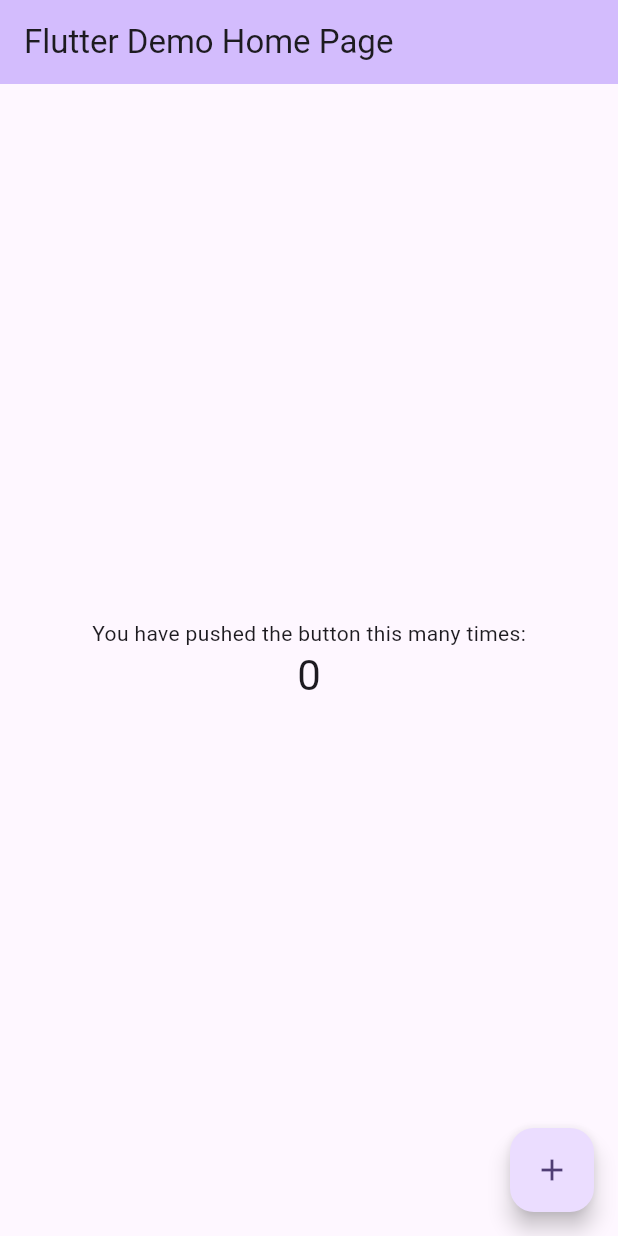
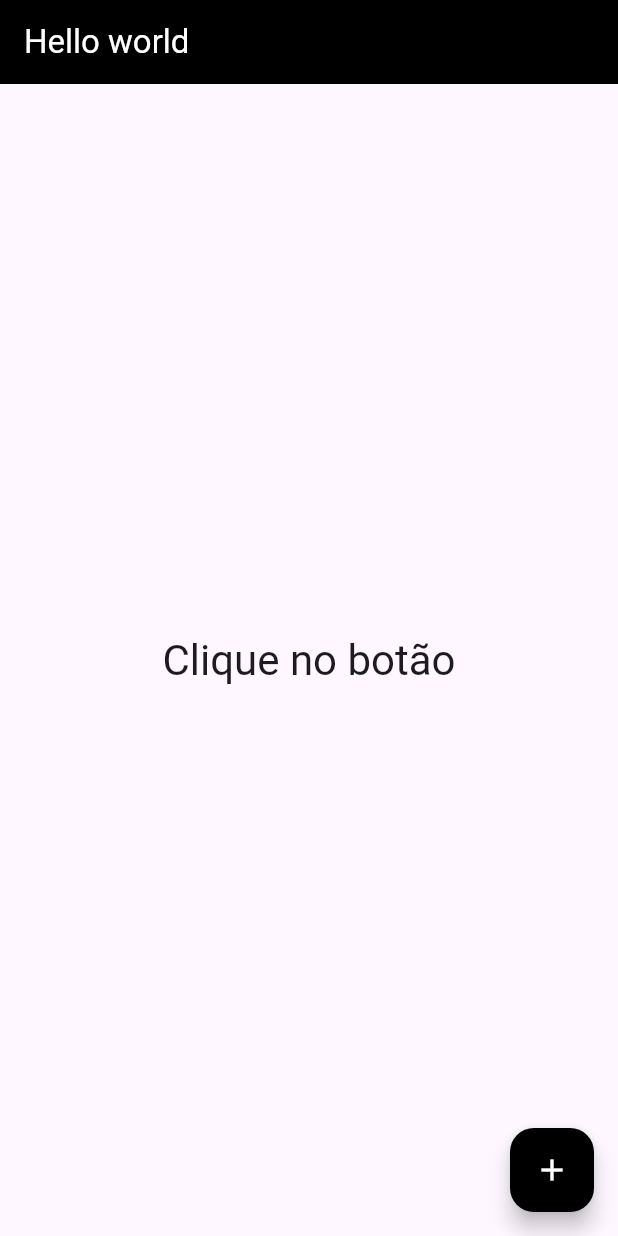
Before and after one commit to pablo-caue/primeiroAppFlutter, a Flutter app: the screen it shows after launch, on a phone screen of 412 x 824 dp. Run offline on Flutter 3.47's test engine with Material 2 defaults, Android fonts, the phone set to English and light mode, and no system bars.

Commit message:
feat: challenge concluded

```diff
--- a/lib/main.dart
+++ b/lib/main.dart
@@ -81,14 +81,14 @@ class _MyHomePageState extends State<MyHomePage> {
         // TRY THIS: Try changing the color here to a specific color (to
         // Colors.amber, perhaps?) and trigger a hot reload to see the AppBar
         // change color while the other colors stay the same.
-        backgroundColor: Theme.of(context).colorScheme.inversePrimary,
+        backgroundColor: Colors.black,
         // Here we take the value from the MyHomePage object that was created by
         // the App.build method, and use it to set our appbar title.
-        title: Text(widget.title),
+        title: Text("Hello world", style: TextStyle(color: Colors.white)),
       ),
       body: Center(
         // Center is a layout widget. It takes a single child and positions it
-        // in the middle of the parent.
+        // in the middle of the parent
         child: Column(
           // Column is also a layout widget. It takes a list of children and
           // arranges them vertically. By default, it sizes itself to fit its
@@ -104,21 +104,30 @@ class _MyHomePageState extends State<MyHomePage> {
           // action in the IDE, or press "p" in the console), to see the
           // wireframe for each widget.
           mainAxisAlignment: MainAxisAlignment.center,
+
           children: <Widget>[
-            const Text(
-              'You have pushed the button this many times:',
+            Visibility(
+              visible: _counter != 0,
+              child: Text(
+                'Você clicou no botão $_counter vez(es)',
+                style: Theme.of(context).textTheme.headlineMedium,
+              ),
             ),
-            Text(
-              '$_counter',
-              style: Theme.of(context).textTheme.headlineMedium,
-            ),
+            Visibility(
+              visible: _counter == 0,
+              child: Text(
+                'Clique no botão',
+                style: Theme.of(context).textTheme.headlineMedium,
+              ),
+            )
           ],
         ),
       ),
       floatingActionButton: FloatingActionButton(
         onPressed: _incrementCounter,
         tooltip: 'Increment',
-        child: const Icon(Icons.add),
+        child: Icon(Icons.add, color: Colors.white),
+        backgroundColor: Colors.black,
       ), // This trailing comma makes auto-formatting nicer for build methods.
     );
   }
```
